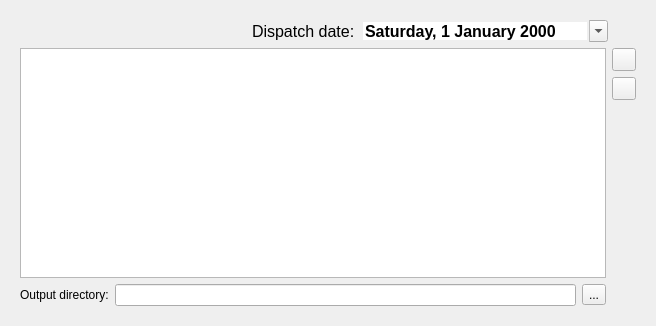
Before: the Qt Designer form stats-wizard/statisticssetuppage.ui in commander15/NIC-Stats, drawn with Qt 5.
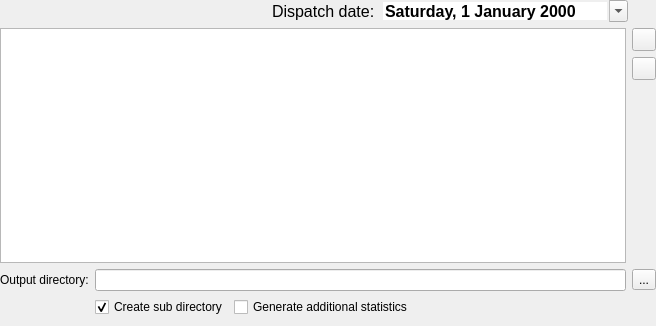
After: the same form once the commit is applied. Icons and pictures are not drawn.

The edit to the form file:
```diff
--- a/stats-wizard/statisticssetuppage.ui
+++ b/stats-wizard/statisticssetuppage.ui
@@ -14,49 +14,34 @@
    <string>WizardPage</string>
   </property>
   <layout class="QVBoxLayout" name="verticalLayout">
+   <property name="leftMargin">
+    <number>0</number>
+   </property>
+   <property name="topMargin">
+    <number>0</number>
+   </property>
+   <property name="rightMargin">
+    <number>0</number>
+   </property>
+   <property name="bottomMargin">
+    <number>0</number>
+   </property>
    <item>
     <widget class="QWidget" name="widget" native="true">
-     <layout class="QGridLayout" name="gridLayout" rowstretch="0,0,0,1,0">
-      <item row="2" column="1">
-       <widget class="QToolButton" name="removeFileButton">
-        <property name="icon">
-         <iconset theme="QIcon::ThemeIcon::ListRemove"/>
-        </property>
-       </widget>
-      </item>
-      <item row="1" column="1">
-       <widget class="QToolButton" name="addFileButton">
-        <property name="icon">
-         <iconset theme="QIcon::ThemeIcon::DocumentNew"/>
-        </property>
-       </widget>
-      </item>
-      <item row="4" column="0">
-       <layout class="QHBoxLayout" name="horizontalLayout">
-        <item>
-         <widget class="QLabel" name="label">
-          <property name="text">
-           <string>Output directory:</string>
-          </property>
-         </widget>
-        </item>
-        <item>
-         <widget class="QLineEdit" name="outputDirOutput">
-          <property name="readOnly">
-           <bool>true</bool>
-          </property>
-         </widget>
-        </item>
-        <item>
-         <widget class="QToolButton" name="changeOutputDirButtonButton">
-          <property name="text">
-           <string>...</string>
-          </property>
-         </widget>
-        </item>
-       </layout>
-      </item>
-      <item row="3" column="1" rowspan="2">
+     <layout class="QGridLayout" name="gridLayout" rowstretch="0,0,0,0,0">
+      <property name="leftMargin">
+       <number>0</number>
+      </property>
+      <property name="topMargin">
+       <number>0</number>
+      </property>
+      <property name="rightMargin">
+       <number>0</number>
+      </property>
+      <property name="bottomMargin">
+       <number>9</number>
+      </property>
+      <item row="3" column="1">
        <spacer name="verticalSpacer">
         <property name="orientation">
          <enum>Qt::Orientation::Vertical</enum>
@@ -69,6 +54,13 @@
         </property>
        </spacer>
       </item>
+      <item row="2" column="1">
+       <widget class="QToolButton" name="removeFileButton">
+        <property name="icon">
+         <iconset theme="QIcon::ThemeIcon::ListRemove"/>
+        </property>
+       </widget>
+      </item>
       <item row="1" column="0" rowspan="3">
        <widget class="QListView" name="listView"/>
       </item>
@@ -133,6 +125,75 @@
         </item>
        </layout>
       </item>
+      <item row="4" column="0" colspan="2">
+       <layout class="QGridLayout" name="gridLayout_2">
+        <item row="0" column="0">
+         <widget class="QLabel" name="label">
+          <property name="text">
+           <string>Output directory:</string>
+          </property>
+         </widget>
+        </item>
+        <item row="0" column="2">
+         <widget class="QToolButton" name="changeOutputDirButtonButton">
+          <property name="text">
+           <string>...</string>
+          </property>
+         </widget>
+        </item>
+        <item row="0" column="1">
+         <widget class="QLineEdit" name="outputDirOutput">
+          <property name="readOnly">
+           <bool>true</bool>
+          </property>
+         </widget>
+        </item>
+        <item row="1" column="1" colspan="2">
+         <layout class="QHBoxLayout" name="horizontalLayout">
+          <item>
+           <widget class="QCheckBox" name="createSubDirInput">
+            <property name="text">
+             <string>Create sub directory</string>
+            </property>
+            <property name="checked">
+             <bool>true</bool>
+            </property>
+           </widget>
+          </item>
+          <item>
+           <widget class="QCheckBox" name="genAdditionalStatsInput">
+            <property name="text">
+             <string>Generate additional statistics</string>
+            </property>
+           </widget>
+          </item>
+          <item>
+           <spacer name="horizontalSpacer_3">
+            <property name="orientation">
+             <enum>Qt::Orientation::Horizontal</enum>
+            </property>
+            <property name="sizeHint" stdset="0">
+             <size>
+              <width>40</width>
+              <height>20</height>
+             </size>
+            </property>
+           </spacer>
+          </item>
+         </layout>
+        </item>
+       </layout>
+      </item>
+      <item row="1" column="1">
+       <widget class="QToolButton" name="addFileButton">
+        <property name="icon">
+         <iconset theme="QIcon::ThemeIcon::DocumentNew"/>
+        </property>
+        <property name="popupMode">
+         <enum>QToolButton::ToolButtonPopupMode::InstantPopup</enum>
+        </property>
+       </widget>
+      </item>
      </layout>
     </widget>
    </item>
```
